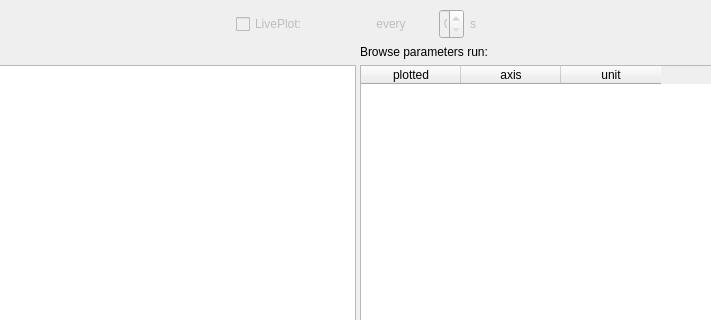
The window that ui/main.ui (pyplotter/pyplotter) describes before a commit, drawn with Qt 5; both pictures show x 154 to 865 and y 0 to 320 of the 1024 by 766 pixel window.
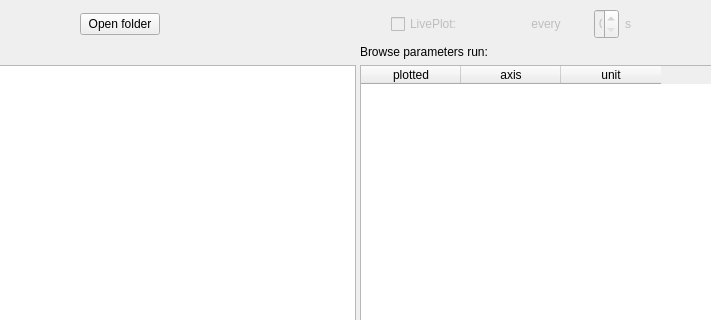
The same window after the commit.

Patch:
```diff
--- a/ui/main.ui
+++ b/ui/main.ui
@@ -19,6 +19,25 @@
      <layout class="QVBoxLayout" name="verticalLayout_3">
       <item>
        <layout class="QHBoxLayout" name="TopHorizontalLayout">
+        <item>
+         <widget class="QPushButton" name="pushButtonOpenFolder">
+          <property name="minimumSize">
+           <size>
+            <width>0</width>
+            <height>0</height>
+           </size>
+          </property>
+          <property name="maximumSize">
+           <size>
+            <width>80</width>
+            <height>16777215</height>
+           </size>
+          </property>
+          <property name="text">
+           <string>Open folder</string>
+          </property>
+         </widget>
+        </item>
         <item>
          <layout class="QHBoxLayout" name="labelPath"/>
         </item>
```
Left out of the diff: 2 changed lines with no effect on the pictures.
